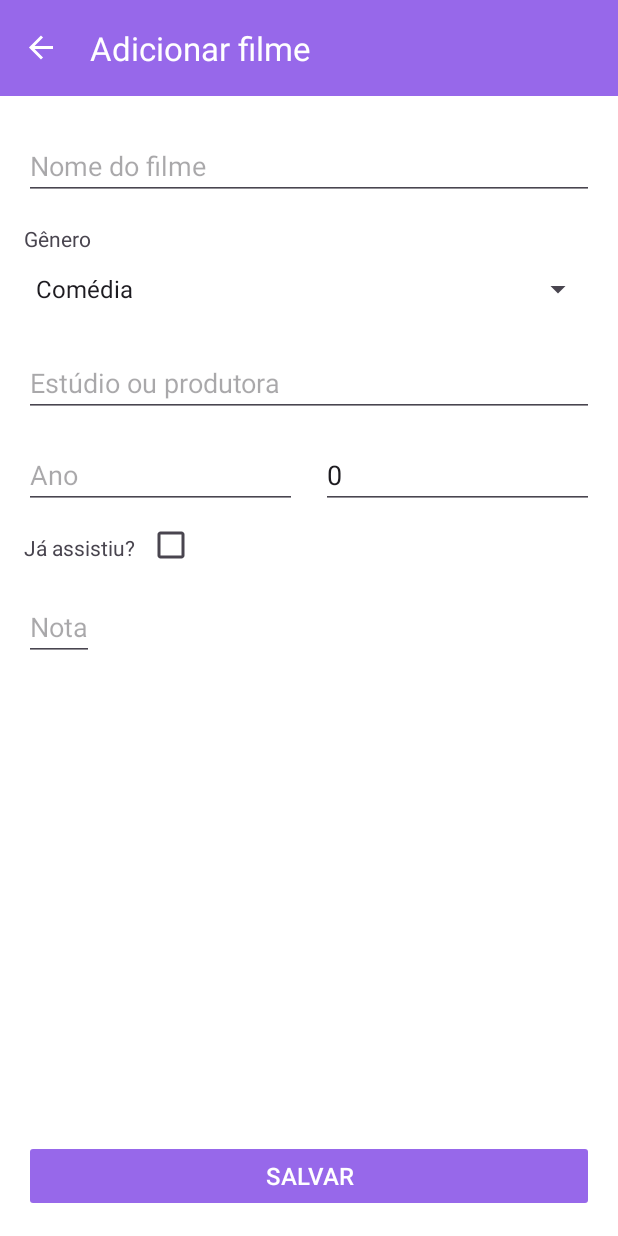
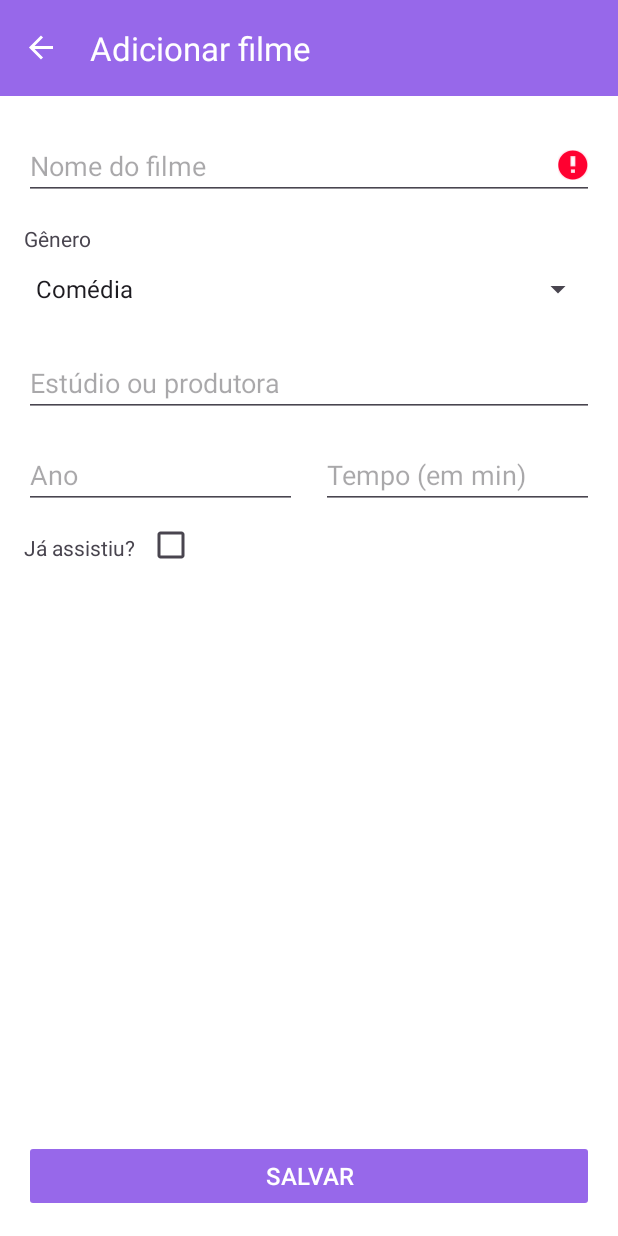
Before and after one commit to alinegtcl/MoviesManager, an Android app: the MovieManagerFragment screen opened through its navigation route, on a phone screen of 412 x 824 dp. Run offline under Robolectric (Android 15) with nearby library versions, the phone set to English and light mode, and no system bars; our stand-ins replace Room's generated code, navigation-ui.

Commit message:
fix(detail_movie): added adjustment to filling in fields.

```diff
--- a/app/src/main/java/com/luisitolentino/moviesmanager/presentation/view/fragment/MovieManagerFragment.kt
+++ b/app/src/main/java/com/luisitolentino/moviesmanager/presentation/view/fragment/MovieManagerFragment.kt
@@ -82,8 +82,11 @@ class MovieManagerFragment : Fragment() {
             editTextMovieName.isEnabled = true
             editTextReleaseYear.setText(releaseYear)
             editTextMovieStudio.setText(studio)
-            editTextMovieDuration.setText(duration.toString())
+            if (duration > 0)
+                editTextMovieDuration.setText(duration.toString())
+            else editTextMovieDuration.setText(EMPTY_STRING)
             checkMovieWatched.isChecked = false
+            editTextMovieScore.visibility = View.GONE
             if (score < 0) editTextMovieScore.setText(EMPTY_STRING)
             else editTextMovieScore.setText(score.toString())
             spinnerMovieGenre.setSelection(0)
@@ -98,10 +101,17 @@ class MovieManagerFragment : Fragment() {
             editTextMovieName.isEnabled = false
             editTextReleaseYear.setText(movie.releaseYear)
             editTextMovieStudio.setText(movie.studio)
-            editTextMovieDuration.setText(movie.duration.toString())
+            if (movie.duration > 0)
+                editTextMovieDuration.setText(movie.duration.toString())
+            else editTextMovieDuration.setText(EMPTY_STRING)
             checkMovieWatched.isChecked = movie.flagMovieWatched
             if (movie.score!! < 0) editTextMovieScore.setText(EMPTY_STRING)
             else editTextMovieScore.setText(movie.score.toString())
+            if (movie.flagMovieWatched) {
+                editTextMovieScore.visibility = View.VISIBLE
+            } else {
+                editTextMovieScore.visibility = View.GONE
+            }
             spinnerMovieGenre.setSelection(movieGenreList.indexOf(movie.movieGenre))
         }
     }
@@ -163,6 +173,8 @@ class MovieManagerFragment : Fragment() {
         binding.editTextMovieName.addTextChangedListener {
             if (binding.editTextMovieName.text.toString() != EMPTY_STRING) {
                 name = binding.editTextMovieName.text.toString()
+            } else {
+                binding.editTextMovieName.error = "Campo obrigatório"
             }
             validateToggleButton()
         }
@@ -175,10 +187,10 @@ class MovieManagerFragment : Fragment() {
             validateToggleButton()
         }
         binding.editTextMovieDuration.addTextChangedListener {
-            try {
-                duration = binding.editTextMovieDuration.text.toString().toInt()
-            } catch (e: Exception) {
-
+            duration = if (binding.editTextMovieDuration.text.toString() != EMPTY_STRING) {
+                binding.editTextMovieDuration.text.toString().toInt()
+            } else {
+                0
             }
             validateToggleButton()
         }
@@ -194,12 +206,13 @@ class MovieManagerFragment : Fragment() {
 
         }
         binding.editTextMovieScore.addTextChangedListener {
-            try {
+            if (binding.editTextMovieScore.text.toString() != EMPTY_STRING) {
                 score = binding.editTextMovieScore.text.toString().toInt()
                 if (score !in 0..10) {
+                    binding.editTextMovieScore.error = "A nota deve ser entre 0 e 10."
                 }
-            } catch (e: Exception) {
-                score = -1
+            } else {
+                binding.editTextMovieScore.error = "Campo obrigatório"
             }
             validateToggleButton()
         }
@@ -207,9 +220,11 @@ class MovieManagerFragment : Fragment() {
 
     private fun validateToggleButton() {
         val isValid =
-            binding.editTextMovieName.text.toString() != EMPTY_STRING && (!binding.checkMovieWatched.isChecked || (binding.checkMovieWatched.isChecked && score in 0..10))
+            binding.editTextMovieName.text.toString() != EMPTY_STRING
+                    &&
+                    (!binding.checkMovieWatched.isChecked ||
+                            (binding.checkMovieWatched.isChecked && score in 0..10))
         binding.buttonSaveMovie.isEnabled = isValid
-
     }
 
     private fun setupViewModel() {
--- a/app/src/main/res/values/strings.xml
+++ b/app/src/main/res/values/strings.xml
@@ -16,4 +16,10 @@
     <string name="label_movie_added">Filme adicionado!</string>
     <string name="label_movie_changed">Filme alterado!</string>
     <string name="label_movie_deleted">Filme removido!</string>
+    <string name="label_uninformed">Não informado</string>
+    <string name="label_x_minutes">%1$s minutos</string>
+    <string name="label_movie_watched">Assistido</string>
+    <string name="label_movie_not_watched">Não assistido</string>
+    <string name="label_not_yet_rated">Ainda não avaliado</string>
+    <string name="label_detail_score">Nota %1$s</string>
 </resources>
```
Also changed, not shown: app/src/main/java/com/luisitolentino/moviesmanager/presentation/view/fragment/DetailMovieFragment.kt (+11 -3 lines).
